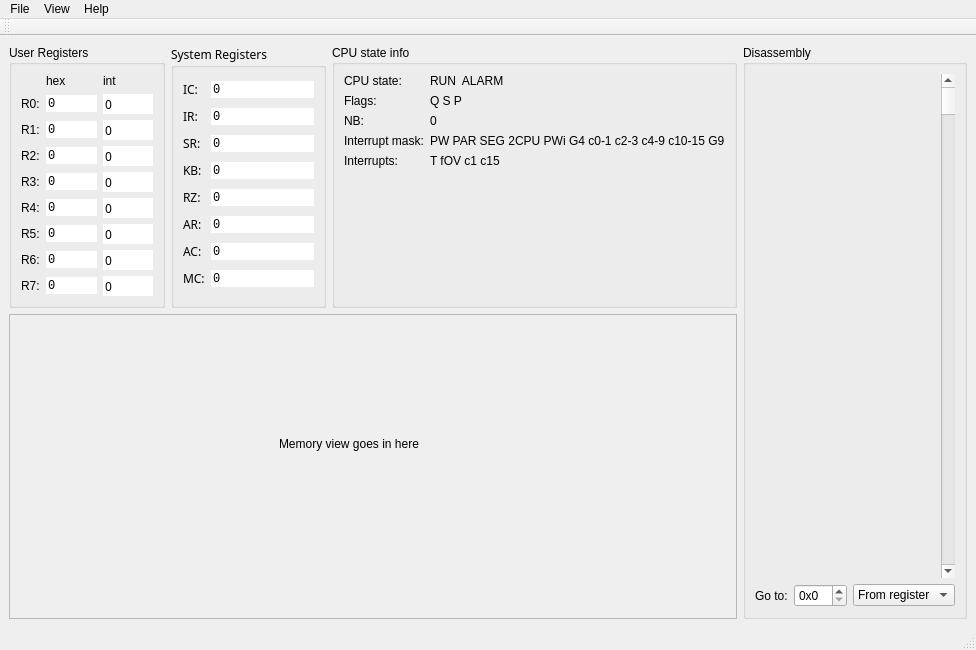
The window that src/ui/qt5/mainwindow.ui (jakubfi/em400) describes before a commit, drawn with Qt 5.
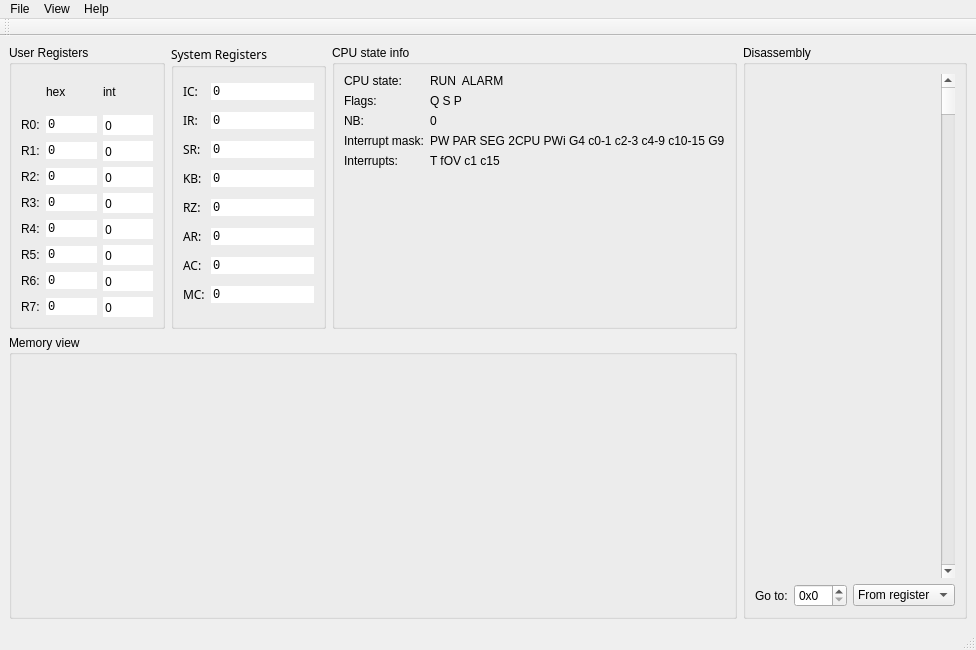
The same window after the commit. Icons and pictures are not drawn. Custom widgets are drawn as their Qt base class.

Commit message: qt5ui: dasmview as custom widget

Patch:
```diff
--- a/src/ui/qt5/mainwindow.ui
+++ b/src/ui/qt5/mainwindow.ui
@@ -1409,32 +1409,10 @@
      </widget>
     </item>
     <item row="1" column="0" colspan="3">
-     <widget class="QFrame" name="frame">
-      <property name="sizePolicy">
-       <sizepolicy hsizetype="Preferred" vsizetype="MinimumExpanding">
-        <horstretch>0</horstretch>
-        <verstretch>0</verstretch>
-       </sizepolicy>
+     <widget class="QGroupBox" name="groupBox_5">
+      <property name="title">
+       <string>Memory view</string>
       </property>
-      <property name="frameShape">
-       <enum>QFrame::StyledPanel</enum>
-      </property>
-      <property name="frameShadow">
-       <enum>QFrame::Raised</enum>
-      </property>
-      <widget class="QLabel" name="label_27">
-       <property name="geometry">
-        <rect>
-         <x>270</x>
-         <y>120</y>
-         <width>161</width>
-         <height>20</height>
-        </rect>
-       </property>
-       <property name="text">
-        <string>Memory view goes in here</string>
-       </property>
-      </widget>
      </widget>
     </item>
    </layout>
```
The commit also changes 3 other files.
